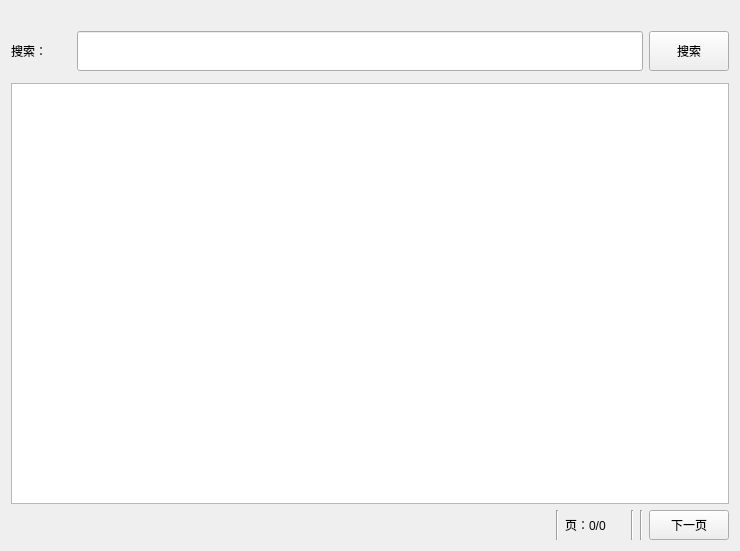
This is ui/ui_search.ui in tonquer/ehentai-qt as Qt 5 draws it before an edit. The edited form follows.
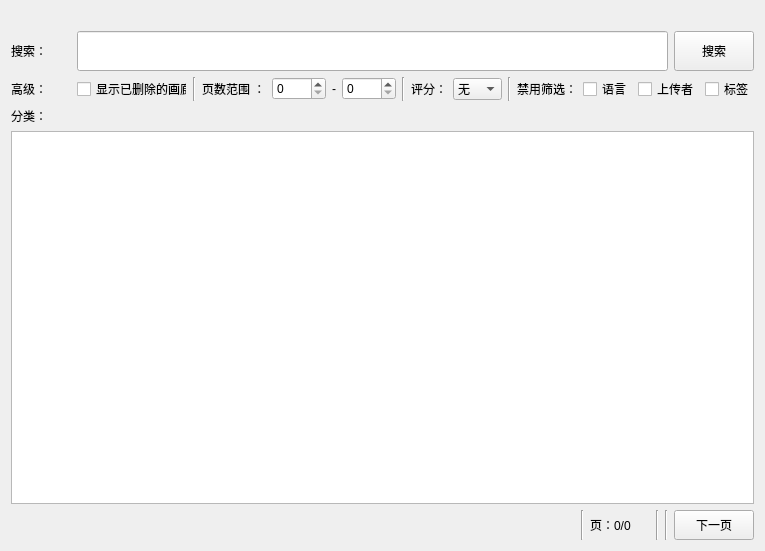
This is the edited form. Custom widgets are drawn as their Qt base class.

```diff
--- a/ui/ui_search.ui
+++ b/ui/ui_search.ui
@@ -6,7 +6,7 @@
    <rect>
     <x>0</x>
     <y>0</y>
-    <width>740</width>
+    <width>765</width>
     <height>551</height>
    </rect>
   </property>
@@ -146,9 +146,187 @@
     </widget>
    </item>
    <item>
-    <widget class="QWidget" name="tagList" native="true">
-     <property name="styleSheet">
-      <string notr="true">QPushButton {
+    <layout class="QHBoxLayout" name="horizontalLayout_3">
+     <item>
+      <widget class="QLabel" name="label_7">
+       <property name="minimumSize">
+        <size>
+         <width>60</width>
+         <height>0</height>
+        </size>
+       </property>
+       <property name="maximumSize">
+        <size>
+         <width>60</width>
+         <height>16777215</height>
+        </size>
+       </property>
+       <property name="text">
+        <string>高级：</string>
+       </property>
+      </widget>
+     </item>
+     <item>
+      <widget class="QCheckBox" name="f_sh">
+       <property name="text">
+        <string>显示已删除的画廊</string>
+       </property>
+      </widget>
+     </item>
+     <item>
+      <widget class="Line" name="line">
+       <property name="orientation">
+        <enum>Qt::Vertical</enum>
+       </property>
+      </widget>
+     </item>
+     <item>
+      <widget class="QLabel" name="label_3">
+       <property name="text">
+        <string>页数范围 ：</string>
+       </property>
+      </widget>
+     </item>
+     <item>
+      <widget class="QSpinBox" name="f_spf">
+       <property name="maximum">
+        <number>9999</number>
+       </property>
+      </widget>
+     </item>
+     <item>
+      <widget class="QLabel" name="label_4">
+       <property name="text">
+        <string>-</string>
+       </property>
+      </widget>
+     </item>
+     <item>
+      <widget class="QSpinBox" name="f_spt">
+       <property name="maximum">
+        <number>9999</number>
+       </property>
+      </widget>
+     </item>
+     <item>
+      <widget class="Line" name="line_2">
+       <property name="orientation">
+        <enum>Qt::Vertical</enum>
+       </property>
+      </widget>
+     </item>
+     <item>
+      <widget class="QLabel" name="label_5">
+       <property name="text">
+        <string>评分：</string>
+       </property>
+      </widget>
+     </item>
+     <item>
+      <widget class="QComboBox" name="f_srdd">
+       <item>
+        <property name="text">
+         <string>无</string>
+        </property>
+       </item>
+       <item>
+        <property name="text">
+         <string>2星</string>
+        </property>
+       </item>
+       <item>
+        <property name="text">
+         <string>3星</string>
+        </property>
+       </item>
+       <item>
+        <property name="text">
+         <string>4星</string>
+        </property>
+       </item>
+       <item>
+        <property name="text">
+         <string>5星</string>
+        </property>
+       </item>
+      </widget>
+     </item>
+     <item>
+      <widget class="Line" name="line_3">
+       <property name="orientation">
+        <enum>Qt::Vertical</enum>
+       </property>
+      </widget>
+     </item>
+     <item>
+      <widget class="QLabel" name="label_6">
+       <property name="text">
+        <string>禁用筛选：</string>
+       </property>
+      </widget>
+     </item>
+     <item>
+      <widget class="QCheckBox" name="f_sfl">
+       <property name="text">
+        <string>语言</string>
+       </property>
+      </widget>
+     </item>
+     <item>
+      <widget class="QCheckBox" name="f_sfu">
+       <property name="text">
+        <string>上传者</string>
+       </property>
+      </widget>
+     </item>
+     <item>
+      <widget class="QCheckBox" name="f_sft">
+       <property name="text">
+        <string>标签</string>
+       </property>
+      </widget>
+     </item>
+     <item>
+      <spacer name="horizontalSpacer">
+       <property name="orientation">
+        <enum>Qt::Horizontal</enum>
+       </property>
+       <property name="sizeHint" stdset="0">
+        <size>
+         <width>40</width>
+         <height>20</height>
+        </size>
+       </property>
+      </spacer>
+     </item>
+    </layout>
+   </item>
+   <item>
+    <layout class="QHBoxLayout" name="horizontalLayout_4">
+     <item>
+      <widget class="QLabel" name="label_8">
+       <property name="minimumSize">
+        <size>
+         <width>60</width>
+         <height>0</height>
+        </size>
+       </property>
+       <property name="maximumSize">
+        <size>
+         <width>60</width>
+         <height>16777215</height>
+        </size>
+       </property>
+       <property name="text">
+        <string>分类：</string>
+       </property>
+      </widget>
+     </item>
+     <item>
+      <widget class="QWidget" name="tagList" native="true">
+       <property name="styleSheet">
+        <string notr="true">
+QPushButton {
     background-color:rgb(251, 239, 243);
     color: rgb(196, 95, 125);
 	border:2px solid red;
@@ -156,15 +334,23 @@
 	border-color:rgb(196, 95, 125);
 }
 /* 鼠标在按钮上时，按钮颜色 */
+ QPushButton:checked 
+{
+    background-color:rgb(240, 240, 240);
+    border-radius: 10px;
+    color: rgb(0, 0, 0);
+}
+/* 鼠标在按钮上时，按钮颜色 */
 QPushButton:hover 
 {
     background-color:rgb(21, 85, 154);
     border-radius: 10px;
     color: rgb(0, 0, 0);
-}
-</string>
-     </property>
-    </widget>
+}</string>
+       </property>
+      </widget>
+     </item>
+    </layout>
    </item>
    <item>
     <widget class="ComicListWidget" name="bookList"/>
```
